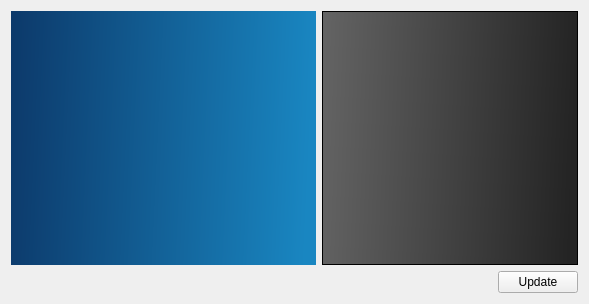
AeroQuad/AeroQuadConfiguratorPyQt, file subpanel/vehicleConfiguration/vehicleConfigurationWindow.ui: the form before one commit.
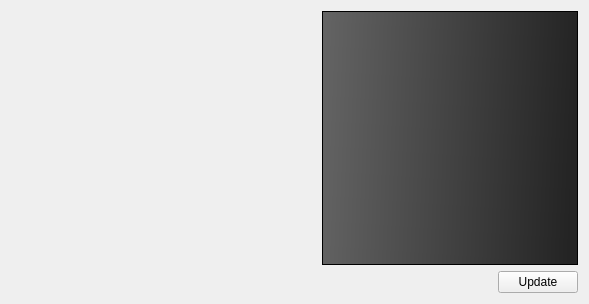
The form after the commit.

Patch:
```diff
--- a/subpanel/vehicleConfiguration/vehicleConfigurationWindow.ui
+++ b/subpanel/vehicleConfiguration/vehicleConfigurationWindow.ui
@@ -26,7 +26,7 @@
       </size>
      </property>
      <property name="styleSheet">
-      <string notr="true">background-color:  qlineargradient(spread:pad, x1:0, y1:0, x2:1, y2:0.0397727, stop:0 rgba(12, 57, 106, 255), stop:1 rgba(25, 134, 193, 255))</string>
+      <string notr="true">color: rgba(255, 255, 255, 0);</string>
      </property>
      <property name="text">
       <string/>
```
Left out of the diff: 9 changed lines with no effect on the pictures.
